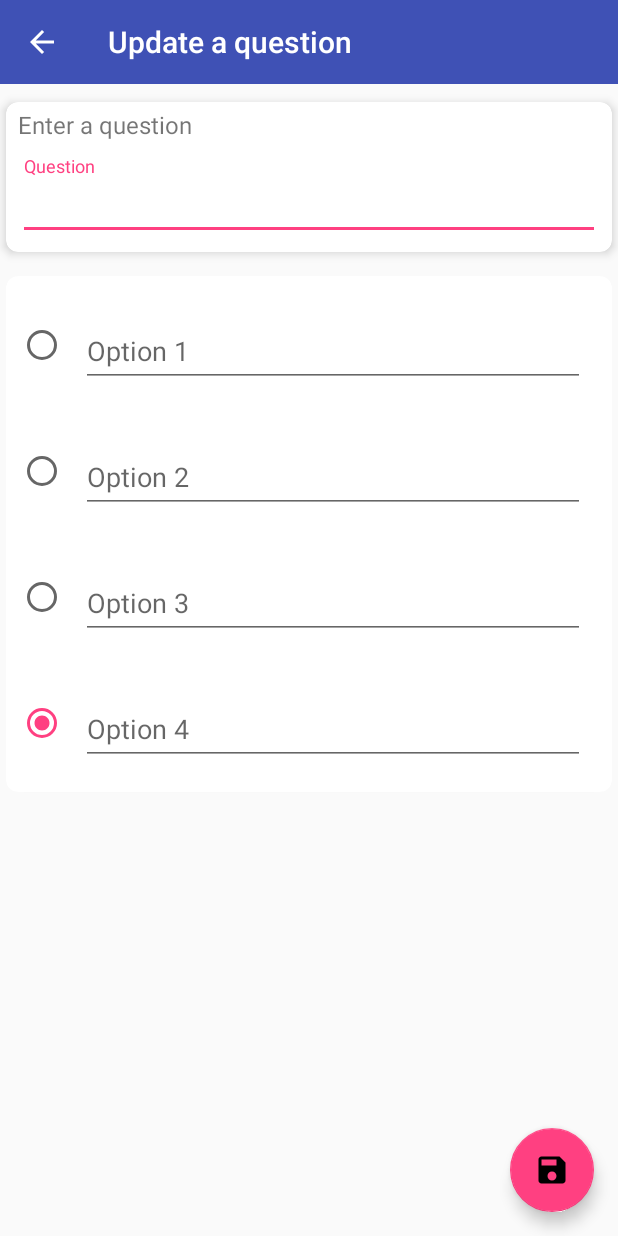
After one commit to KartikShankhavaram/QuickClassQuiz, an Android app: the EditQuestion screen opened directly, with no data from a screen before it, on a phone screen of 412 x 824 dp. The commit adds this screen. Run offline under Robolectric (Android 15) with nearby library versions, the phone set to English and light mode, and no system bars; our stand-ins replace ButterKnife, Firebase (no records; nobody signed in at launch, a user with empty details on screens opened directly); 10 statements that could not run were skipped.

Commit message:
Implement Update Question

```diff
--- a/app/src/main/AndroidManifest.xml
+++ b/app/src/main/AndroidManifest.xml
@@ -33,6 +33,7 @@
             android:excludeFromRecents="true"
             android:theme="@style/Theme.AppCompat.Light.Dialog"
             android:windowSoftInputMode="adjustResize" />
+        <activity android:name=".activities.EditQuestion"></activity>
     </application>
 
 </manifest>
--- /dev/null
+++ b/app/src/main/java/com/imad/quickclassquiz/activities/EditQuestion.java
@@ -0,0 +1,204 @@
+package com.imad.quickclassquiz.activities;
+
+import android.app.ProgressDialog;
+import android.content.Intent;
+import android.support.design.widget.FloatingActionButton;
+import android.support.design.widget.TextInputLayout;
+import android.support.v7.app.ActionBar;
+import android.support.v7.app.AppCompatActivity;
+import android.os.Bundle;
+import android.support.v7.widget.Toolbar;
+import android.view.MenuItem;
+import android.view.View;
+import android.widget.EditText;
+import android.widget.RadioButton;
+import android.widget.Toast;
+
+import com.google.firebase.firestore.FirebaseFirestore;
+import com.imad.quickclassquiz.R;
+import com.imad.quickclassquiz.dataModel.Question;
+
+import java.util.UUID;
+
+import butterknife.BindView;
+import butterknife.ButterKnife;
+
+public class EditQuestion extends AppCompatActivity {
+
+    @BindView(R.id.questionEditText)
+    EditText title;
+
+    @BindView(R.id.option1EditText)
+    EditText option1EditText;
+
+    @BindView(R.id.option2EditText)
+    EditText option2EditText;
+
+    @BindView(R.id.option3EditText)
+    EditText option3EditText;
+
+    @BindView(R.id.option4EditText)
+    EditText option4EditText;
+
+    @BindView(R.id.option1Radio)
+    RadioButton option1radio;
+
+    @BindView(R.id.option2Radio)
+    RadioButton option2radio;
+
+    @BindView(R.id.option3Radio)
+    RadioButton option3radio;
+
+    @BindView(R.id.option4Radio)
+    RadioButton option4radio;
+
+    @BindView(R.id.saveQuestion)
+    FloatingActionButton saveQuestion;
+
+    @BindView(R.id.addQuestionToolbar)
+    Toolbar toolbar;
+
+    @BindView(R.id.option1InputLayout)
+    TextInputLayout inputLayout1;
+
+    @BindView(R.id.option2InputLayout)
+    TextInputLayout inputLayout2;
+
+    @BindView(R.id.option3InputLayout)
+    TextInputLayout inputLayout3;
+
+    @BindView(R.id.option4InputLayout)
+    TextInputLayout inputLayout4;
+
+    Question question;
+    private String correctAnswer;
+    ProgressDialog progressDialog;
+    String testId;
+    String questionId;
+    FirebaseFirestore firestore;
+    String url = "";
+
+    @Override
+    protected void onCreate(Bundle savedInstanceState) {
+        super.onCreate(savedInstanceState);
+        setContentView(R.layout.activity_edit_question);
+        ButterKnife.bind(this);
+        setSupportActionBar(toolbar);
+
+        ActionBar actionBar = getSupportActionBar();
+        if (actionBar != null) {
+            actionBar.setTitle("Update a question");
+            actionBar.setDisplayHomeAsUpEnabled(true);
+        }
+
+        Intent intent = getIntent();
+        if(intent != null){
+            question = intent.getParcelableExtra("Question");
+            testId = question.getTestId();
+            questionId = question.getQuestionId();
+            url = String.format("tests/%s/questions", testId);
+            title.setText(question.getQuestion());
+            option1EditText.setText(question.getOption1());
+            option2EditText.setText(question.getOption2());
+            option3EditText.setText(question.getOption3());
+            option4EditText.setText(question.getOption4());
+            if(question.getOption1().equals(question.getCorrectOption())){
+                option1radio.setChecked(true);
+            }
+            else if(question.getOption2().equals(question.getCorrectOption())){
+                option2radio.setChecked(true);
+            }
+            else if(question.getOption3().equals(question.getCorrectOption())){
+                option3radio.setChecked(true);
+            }
+            else {
+                option4radio.setChecked(true);
+            }
+
+        }
+        progressDialog = new ProgressDialog(this);
+        firestore = FirebaseFirestore.getInstance();
+        saveQuestion.setOnClickListener(new View.OnClickListener() {
+            @Override
+            public void onClick(View v) {
+                updateQuestion();
+            }
+        });
+    }
+
+    private void updateQuestion(){
+        if(title.getText().length() == 0){
+            title.requestFocus();
+            title.setError("Can't be empty");
+            return;
+        }
+        if(option1EditText.getText().length() == 0){
+            option1EditText.requestFocus();
+            inputLayout1.setError("Can't be empty");
+            return;
+        }
+        if(option2EditText.getText().length() == 0){
+            option2EditText.requestFocus();
+            inputLayout2.setError("Can't be empty");
+            return;
+        }
+        if(option3EditText.getText().length() == 0){
+            option3EditText.requestFocus();
+            inputLayout3.setError("Can't be empty");
+            return;
+        }
+        if(option4EditText.getText().length() == 0){
+            option4EditText.requestFocus();
+            inputLayout4.setError("Can't be empty");
+            return;
+        }
+        String question = title.getText().toString().trim();
+        String option1 = option1EditText.getText().toString().trim();
+        String option2 = option2EditText.getText().toString().trim();
+        String option3 = option3EditText.getText().toString().trim();
+        String option4 = option4EditText.getText().toString().trim();
+
+        if (option1radio.isChecked()) {
+            correctAnswer = option1;
+        } else if (option2radio.isChecked()) {
+            correctAnswer = option2;
+        } else if (option3radio.isChecked()) {
+            correctAnswer = option3;
+        } else if (option4radio.isChecked()) {
+            correctAnswer = option4;
+        }
+
+        if (correctAnswer.length() == 0) {
+            Toast.makeText(this, "One Option Must Be Selected", Toast.LENGTH_SHORT).show();
+            return;
+        }
+
+        progressDialog.setTitle("Save Question");
+        progressDialog.setMessage("Please wait while the question is added to the test...");
+        progressDialog.show();
+
+        Question questionObj = new Question(testId, questionId, question, option1, option2, option3, option4, correctAnswer);
+        firestore.collection(url)
+                .document(questionId)
+                .set(questionObj)
+                .addOnCompleteListener(res -> {
+                    if (res.isSuccessful()) {
+                        Toast.makeText(this, "Question updated successfully to the test.", Toast.LENGTH_SHORT).show();
+                    } else {
+                        Toast.makeText(this, "Could not add the question to the test. Please try again.", Toast.LENGTH_SHORT).show();
+                    }
+                    progressDialog.dismiss();
+                });
+    }
+
+    @Override
+    public boolean onOptionsItemSelected(MenuItem item) {
+        switch (item.getItemId()) {
+            // Respond to the action bar's Up/Home button
+            case android.R.id.home:
+                this.onBackPressed();
+                return true;
+        }
+        return super.onOptionsItemSelected(item);
+    }
+}
--- a/app/src/main/java/com/imad/quickclassquiz/recyclerview/QuestionListAdapter.java
+++ b/app/src/main/java/com/imad/quickclassquiz/recyclerview/QuestionListAdapter.java
@@ -2,6 +2,7 @@ package com.imad.quickclassquiz.recyclerview;
 
 import android.app.ProgressDialog;
 import android.content.Context;
+import android.content.Intent;
 import android.graphics.Typeface;
 import android.support.annotation.NonNull;
 import android.support.design.widget.Snackbar;
@@ -17,6 +18,7 @@ import android.widget.Toast;
 
 import com.google.firebase.firestore.FirebaseFirestore;
 import com.imad.quickclassquiz.R;
+import com.imad.quickclassquiz.activities.EditQuestion;
 import com.imad.quickclassquiz.dataModel.Question;
 
 import java.util.ArrayList;
@@ -93,7 +95,10 @@ public class QuestionListAdapter extends RecyclerView.Adapter<QuestionListAdapte
 
         holder.editButton.setOnClickListener(v -> {
             // TODO Add code to edit a question
-            Snackbar.make(rootView, "Add code to edit this question", Snackbar.LENGTH_SHORT).show();
+           // Snackbar.make(rootView, "Add code to edit this question", Snackbar.LENGTH_SHORT).show();
+            Intent intent = new Intent(mContext, EditQuestion.class);
+            intent.putExtra("Question",list.get(position));
+            mContext.startActivity(intent);
         });
     }
 
--- /dev/null
+++ b/app/src/main/res/layout/activity_edit_question.xml
@@ -0,0 +1,240 @@
+<?xml version="1.0" encoding="utf-8"?>
+<android.support.design.widget.CoordinatorLayout xmlns:android="http://schemas.android.com/apk/res/android"
+    xmlns:app="http://schemas.android.com/apk/res-auto"
+    android:layout_width="match_parent"
+    android:layout_height="match_parent">
+
+    <android.support.v7.widget.Toolbar
+        android:id="@+id/addQuestionToolbar"
+        android:layout_width="match_parent"
+        android:layout_height="wrap_content"
+        android:minHeight="?attr/actionBarSize"
+        style="@style/Base_ToolbarStyle"/>
+
+    <ScrollView
+        android:id="@+id/scrollView2"
+        android:layout_width="match_parent"
+        android:layout_height="match_parent"
+        android:layout_marginTop="?attr/actionBarSize">
+
+        <LinearLayout
+            android:layout_width="match_parent"
+            android:layout_height="wrap_content"
+            android:orientation="vertical"
+            android:paddingBottom="72dp">
+
+            <android.support.v7.widget.CardView
+                android:layout_width="match_parent"
+                android:layout_height="wrap_content"
+                android:layout_marginBottom="0dp"
+                android:layout_marginEnd="4dp"
+                android:layout_marginStart="4dp"
+                android:layout_marginTop="12dp"
+                app:cardCornerRadius="8dp"
+                app:cardElevation="4dp">
+
+                <LinearLayout
+                    android:layout_width="match_parent"
+                    android:layout_height="wrap_content"
+                    android:orientation="vertical"
+                    android:paddingBottom="8dp">
+
+                    <TextView
+                        android:id="@+id/textView4"
+                        android:layout_width="match_parent"
+                        android:layout_height="wrap_content"
+                        android:layout_marginEnd="8dp"
+                        android:layout_marginStart="8dp"
+                        android:layout_marginTop="4dp"
+                        android:text="Enter a question"
+                        android:textSize="16sp" />
+
+                    <android.support.design.widget.TextInputLayout
+                        android:layout_width="match_parent"
+                        android:layout_height="wrap_content"
+                        android:layout_marginEnd="8dp"
+                        android:layout_marginStart="8dp"
+                        android:layout_marginTop="10dp">
+
+                        <android.support.design.widget.TextInputEditText
+                            android:id="@+id/questionEditText"
+                            android:layout_width="match_parent"
+                            android:layout_height="wrap_content"
+                            android:hint="Question"
+                            android:inputType=""
+                            android:maxLines="5"
+                            android:scrollbars="vertical"
+                            android:singleLine="false" />
+                    </android.support.design.widget.TextInputLayout>
+                </LinearLayout>
+            </android.support.v7.widget.CardView>
+
+            <android.support.v7.widget.CardView
+                android:layout_width="match_parent"
+                android:layout_height="wrap_content"
+                android:layout_marginBottom="16dp"
+                android:layout_marginEnd="4dp"
+                android:layout_marginStart="4dp"
+                android:layout_marginTop="16dp"
+                app:cardCornerRadius="8dp"
+                app:cardElevation="4dp">
+
+                <com.imad.quickclassquiz.customComponents.RecursiveRadioGroup
+                    android:layout_width="match_parent"
+                    android:layout_height="wrap_content"
+                    android:layout_below="@id/testNameEditText"
+                    android:orientation="vertical"
+                    android:paddingBottom="8dp">
+
+                    <LinearLayout
+                        android:id="@+id/option1"
+                        android:layout_width="match_parent"
+                        android:layout_height="wrap_content"
+                        android:layout_marginEnd="8dp"
+                        android:layout_marginStart="8dp"
+                        android:layout_marginTop="8dp"
+                        android:orientation="horizontal">
+
+                        <RadioButton
+                            android:id="@+id/option1Radio"
+                            android:layout_width="wrap_content"
+                            android:layout_height="match_parent" />
+
+                        <android.support.design.widget.TextInputLayout
+                            android:layout_width="match_parent"
+                            android:layout_height="wrap_content"
+                            android:id="@+id/option1InputLayout"
+                            android:layout_margin="10dp">
+
+                            <android.support.design.widget.TextInputEditText
+                                android:id="@+id/option1EditText"
+                                android:layout_width="match_parent"
+                                android:layout_height="wrap_content"
+                                android:hint="@string/option1"
+                                android:inputType="text"
+                                android:maxLines="1"
+                                android:scrollHorizontally="true" />
+                        </android.support.design.widget.TextInputLayout>
+
+                    </LinearLayout>
+
+                    <LinearLayout
+                        android:id="@+id/option2"
+                        android:layout_width="match_parent"
+                        android:layout_height="wrap_content"
+                        android:layout_below="@id/option1"
+                        android:layout_marginEnd="8dp"
+                        android:layout_marginStart="8dp"
+                        android:layout_marginTop="8dp"
+                        android:orientation="horizontal">
+
+                        <RadioButton
+                            android:id="@+id/option2Radio"
+                            android:layout_width="wrap_content"
+                            android:layout_height="match_parent" />
+
+                        <android.support.design.widget.TextInputLayout
+                            android:layout_width="match_parent"
+                            android:layout_height="wrap_content"
+                            android:id="@+id/option2InputLayout"
+                            android:layout_margin="10dp">
+
+                            <android.support.design.widget.TextInputEditText
+                                android:id="@+id/option2EditText"
+                                android:layout_width="match_parent"
+                                android:layout_height="wrap_content"
+                                android:hint="@string/option2"
+                                android:inputType="text"
+                                android:maxLines="1"
+                                android:scrollHorizontally="true" />
+                        </android.support.design.widget.TextInputLayout>
+
+
+                    </LinearLayout>
+
+                    <LinearLayout
+                        android:id="@+id/option3"
+                        android:layout_width="match_parent"
+                        android:layout_height="wrap_content"
+                        android:layout_below="@id/option2"
+                        android:layout_marginEnd="8dp"
+                        android:layout_marginStart="8dp"
+                        android:layout_marginTop="8dp"
+                        android:orientation="horizontal">
+
+                        <RadioButton
+                            android:id="@+id/option3Radio"
+                            android:layout_width="wrap_content"
+                            android:layout_height="match_parent" />
+
+                        <android.support.design.widget.TextInputLayout
+                            android:layout_width="match_parent"
+                            android:layout_height="wrap_content"
+                            android:id="@+id/option3InputLayout"
+                            android:layout_margin="10dp">
+
+                            <android.support.design.widget.TextInputEditText
+                                android:id="@+id/option3EditText"
+                                android:layout_width="match_parent"
+                                android:layout_height="wrap_content"
+                                android:hint="@string/option3"
+                                android:inputType="text"
+                                android:maxLines="1"
+                                android:scrollHorizontally="true" />
+                        </android.support.design.widget.TextInputLayout>
+
+                    </LinearLayout>
+
+                    <LinearLayout
+                        android:id="@+id/option4"
+                        android:layout_width="match_parent"
+                        android:layout_height="wrap_content"
+                        android:layout_below="@id/option3"
+                        android:layout_marginEnd="8dp"
+                        android:layout_marginStart="8dp"
+                        android:layout_marginTop="8dp"
+                        android:orientation="horizontal">
+
+                        <RadioButton
+                            android:id="@+id/option4Radio"
+                            android:layout_width="wrap_content"
+                            android:layout_height="match_parent" />
+
+                        <android.support.design.widget.TextInputLayout
+                            android:layout_width="match_parent"
+                            android:layout_height="wrap_content"
+                            android:id="@+id/option4InputLayout"
+                            android:layout_margin="10dp">
+
+                            <android.support.design.widget.TextInputEditText
+                                android:id="@+id/option4EditText"
+                                android:layout_width="match_parent"
+                                android:layout_height="wrap_content"
+                                android:hint="@string/option4"
+                                android:inputType="text"
+                                android:maxLines="1"
+                                android:scrollHorizontally="true" />
+                        </android.support.design.widget.TextInputLayout>
+
+                    </LinearLayout>
+
+                </com.imad.quickclassquiz.customComponents.RecursiveRadioGroup>
+
+            </android.support.v7.widget.CardView>
+
+        </LinearLayout>
+
+    </ScrollView>
+
+    <android.support.design.widget.FloatingActionButton
+        android:id="@+id/saveQuestion"
+        android:layout_width="wrap_content"
+        android:layout_height="wrap_content"
+        android:layout_alignParentBottom="true"
+        android:layout_alignParentEnd="true"
+        android:layout_margin="16dp"
+        android:src="@drawable/ic_save_white_24dp"
+        app:layout_anchor="@+id/scrollView2"
+        app:layout_anchorGravity="right|bottom" />
+
+</android.support.design.widget.CoordinatorLayout>
```
